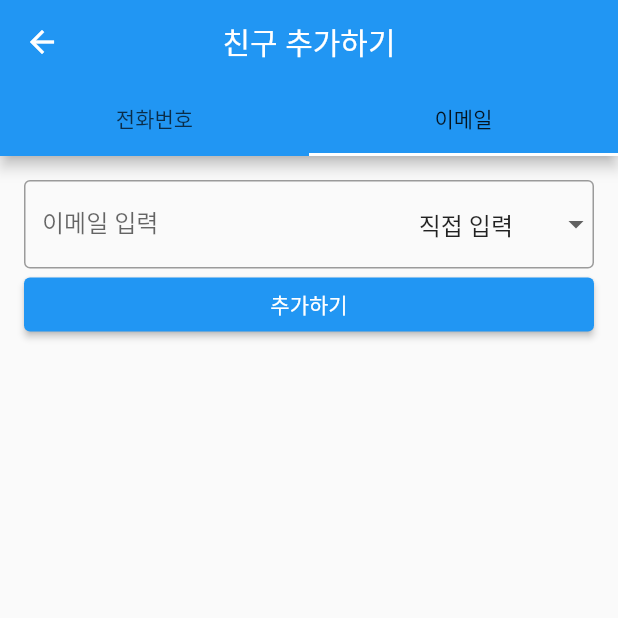
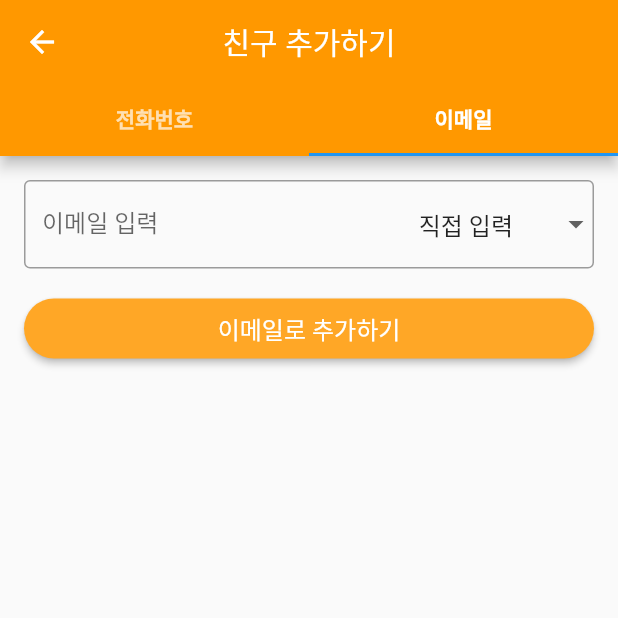
Before and after one commit to Capstone-Design-06-4/ToBeHonest_Front, a Flutter app: the AddFriendPage screen opened directly, tab 2 chosen, on a phone screen of 412 x 824 dp, the top half of it. Run offline on Flutter 3.47's test engine with Material 2 defaults, Android fonts, the phone set to English and light mode, and no system bars; our stand-ins replace font_awesome_flutter, get, hive, hive_flutter, image_picker, shared_preferences and 1 more; accounts and stored records are empty; generated files the repository leaves out were written again; network calls fail; Roboto replaces fonts that are missing (AppleSDGothicNeo).

Commit message:
:sparkles: Feat: friend search by phone is completed.
Feat: friend search by phone is completed.

```diff
--- a/lib/controllers/friend_add_controller.dart
+++ b/lib/controllers/friend_add_controller.dart
@@ -42,4 +42,46 @@ class AddController extends GetxController {
       print('searchFriendsByEmail 종료'); // 메서드 종료 로그 출력
     }
   }
+
+  void searchFriendsByNumber(String searchQuery) async {
+    print('searchFriendsByNumber 시작: $searchQuery'); // 메서드 시작 로그 출력
+
+    try {
+      String? token = await getToken(); // 사용자 토큰을 얻음
+      print('토큰: $token'); // 토큰 로그 출력
+      if (token == null) throw Exception("토큰이 없습니다."); // 토큰이 없으면 예외 발생
+
+      // 이메일을 통해 친구를 검색하고 검색 결과를 받아옴
+      Tuple2<Friend, String> results = await findFriendByPhone(
+          searchQuery, token);
+      print('검색 결과: ${results.item1}'); // 검색 결과 상태 로그 출력
+
+      // 검색 결과 상태에 따라 처리
+      switch (results.item2) {
+        case 'EMPTY':
+          print('EMPTY: 데이터베이스에 해당 사용자가 없음');
+          Get.snackbar(
+              "알림", "등록되지 않은 사용자입니다.", snackPosition: SnackPosition.TOP);// 데이터베이스에 해당 사용자 없음
+        case 'ME':
+          print('ME: 검색 결과가 현재 사용자와 일치함'); // 검색 결과가 현재 사용자와 일치함
+          Get.snackbar(
+              "알림", "본인의 전화번호를 입력하셨습니다.", snackPosition: SnackPosition.TOP);// 데이터베이스에 해당 사용자 없음
+        case 'FRIEND':
+          print('FRIEND: 이미 친구 목록에 있는 사람'); // 이미 친구 목록에 있는 사람
+          Get.snackbar(
+              "알림", "이미 친구 목록에 있는 정보입니다.", snackPosition: SnackPosition.TOP);// 데이터베이스에 해당 사용자 없음
+        case 'NOT_FRIEND':
+          print('검색된 친구 정보: ${results.item1.name}');
+          Get.snackbar(
+              "알림", "친구 추가가 완료되었습니다.", snackPosition: SnackPosition.TOP);// 데이터베이스에 해당 사용자 없음
+          addFriend(results.item1.id.toString(), token);// 검색된 친구 정보 출력
+        default:
+          print('UNKNOWN: 알 수 없는 오류 발생'); // 알 수 없는 오류 발생
+      }
+    } catch (e) {
+      print('친구를 검색하는 데 실패했습니다: $e'); // 친구 검색 실패
+    } finally {
+      print('searchFriendsByEmail 종료'); // 메서드 종료 로그 출력
+    }
+  }
 }
--- a/lib/friend_function/friend_view/friend_add/friend_add_email_page.dart
+++ b/lib/friend_function/friend_view/friend_add/friend_add_email_page.dart
@@ -40,7 +40,9 @@ class _EmailAddPageState extends State<EmailAddPage> {
           child: Column(
             crossAxisAlignment: CrossAxisAlignment.start,
             children: <Widget>[
-              TextFormField(
+              Container(
+                margin: EdgeInsets.only(bottom: 16.0), // 아래쪽 마진 추가
+                child: TextFormField(
                   controller: _emailController,
                   decoration: InputDecoration(
                     labelText: '이메일 입력',
@@ -65,34 +67,43 @@ class _EmailAddPageState extends State<EmailAddPage> {
                         },
                       ),
                     ),
-                  errorText: errorText.isNotEmpty ? errorText : null, // 오류 메시지 표시
+                    errorText: errorText.isNotEmpty ? errorText : null,
                   ),
                   keyboardType: TextInputType.emailAddress,
+                ),
               ),
               Row(
                 children: [
                   Expanded(
                     child: ElevatedButton(
                       style: ElevatedButton.styleFrom(
-                        padding: EdgeInsets.symmetric(horizontal: 10),
+                        primary: Colors.orange.shade400,
+                        padding: EdgeInsets.symmetric(horizontal: 20, vertical: 8),
+                        shape: RoundedRectangleBorder(
+                          borderRadius: BorderRadius.circular(20),
                         ),
-                      child: Text('추가하기'),
+                      ),
+                      child: FittedBox(
+                        child: Text(
+                          '이메일로 추가하기',
+                          style: TextStyle(fontSize: 16, color: Colors.white),
+                        ),
+                      ),
                       onPressed: () {
                         if (!_validateForm()) {
                           setState(() {
-                            errorText = '올바른 이메일을 입력해주세요.'; // 이메일이 유효하지 않을 때 오류 메시지 설정
+                            errorText = '올바른 이메일을 입력해주세요.';
                           });
                         } else {
                           setState(() {
-                            errorText = ''; // 이메일이 유효하면 오류 메시지 초기화
+                            errorText = '';
                           });
                           String fullEmail = _emailController.text;
                           print('전체 이메일: $fullEmail');
-
-                          // AddController의 searchFriendsByEmail 메서드 호출
                           _addController.searchFriendsByEmail(fullEmail);
                         }
                       },
+
                     ),
                   ),
                 ],
--- a/lib/friend_function/friend_view/friend_add_view.dart
+++ b/lib/friend_function/friend_view/friend_add_view.dart
@@ -10,6 +10,7 @@ class AddFriendPage extends StatelessWidget {
         length: 2,
         child: Scaffold(
           appBar: AppBar(
+            backgroundColor: Colors.orange,
             title: Text('친구 추가하기'),
             centerTitle: true, // This ensures the title is centered
             leading: IconButton(
@@ -17,11 +18,27 @@ class AddFriendPage extends StatelessWidget {
               onPressed: () => Navigator.of(context).pop(),
             ),
             bottom: TabBar(
+              labelColor: Colors.white, // 탭의 텍스트 색상
               tabs: [
-                Tab(text: '전화번호'), // Labeled tab for phone number
-                Tab(text: '이메일'),    // Labeled tab for email
+                Tab(
+                  child: Text(
+                    '전화번호',
+                    style: TextStyle(
+                      fontWeight: FontWeight.bold, // 굵게(bold) 설정
+                    ),
+                  ),
+                ),
+                Tab(
+                  child: Text(
+                    '이메일',
+                    style: TextStyle(
+                      fontWeight: FontWeight.bold, // 굵게(bold) 설정
+                    ),
+                  ),
+                ),
               ],
             ),
+
           ),
           body: TabBarView(
             children: [
```
Also changed, not shown: lib/friend_function/friend_view/friend_add/friend_add_tel_page.dart (+18 -4 lines). Lines whose indentation alone changed are shown as unchanged.
